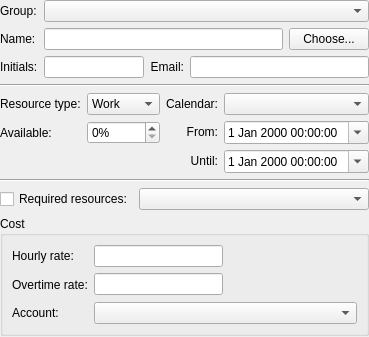
Old version of the form kplato/libs/ui/resourcedialogbase.ui in the repository KDE/calligra.
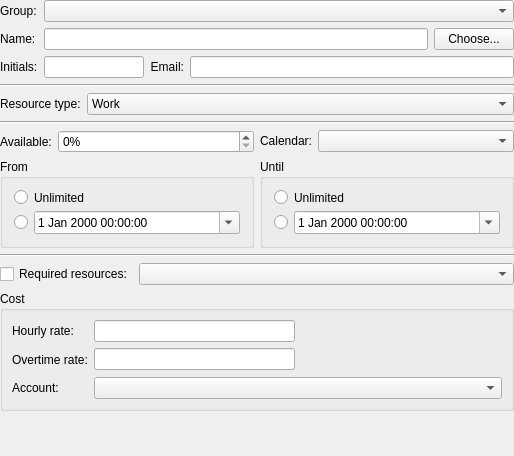
New version of the form. The open tabs and pages were chosen to show the change. Custom widgets are drawn as their Qt base class.

```diff
--- a/kplato/libs/ui/resourcedialogbase.ui
+++ b/kplato/libs/ui/resourcedialogbase.ui
@@ -7,11 +7,11 @@
    <rect>
     <x>0</x>
     <y>0</y>
-    <width>358</width>
-    <height>337</height>
+    <width>514</width>
+    <height>456</height>
    </rect>
   </property>
-  <layout class="QVBoxLayout" name="verticalLayout">
+  <layout class="QVBoxLayout" name="verticalLayout_2">
    <property name="margin">
     <number>0</number>
    </property>
@@ -142,8 +142,8 @@
     </widget>
    </item>
    <item>
-    <layout class="QGridLayout" name="gridLayout">
-     <item row="0" column="0">
+    <layout class="QHBoxLayout" name="horizontalLayout_2">
+     <item>
       <widget class="QLabel" name="textLabel7">
        <property name="sizePolicy">
         <sizepolicy hsizetype="Fixed" vsizetype="Preferred">
@@ -162,7 +162,7 @@
        </property>
       </widget>
      </item>
-     <item row="0" column="1">
+     <item>
       <widget class="QComboBox" name="type">
        <item>
         <property name="text">
@@ -174,31 +174,35 @@
          <string>Material</string>
         </property>
        </item>
-      </widget>
-     </item>
-     <item row="0" column="2">
-      <widget class="QLabel" name="textLabel2">
-       <property name="sizePolicy">
-        <sizepolicy hsizetype="Fixed" vsizetype="Preferred">
-         <horstretch>0</horstretch>
-         <verstretch>0</verstretch>
-        </sizepolicy>
-       </property>
+       <item>
        <property name="text">
-        <string>&lt;p align=&quot;right&quot;&gt;Calendar:&lt;/p&gt;</string>
-       </property>
-       <property name="wordWrap">
-        <bool>false</bool>
-       </property>
-       <property name="buddy">
-        <cstring>calendarList</cstring>
-       </property>
+         <string>Team</string>
+        </property>
+       </item>
       </widget>
      </item>
-     <item row="0" column="3">
-      <widget class="QComboBox" name="calendarList"/>
-     </item>
-     <item row="1" column="0">
+    </layout>
+   </item>
+   <item>
+    <widget class="Line" name="line_3">
+     <property name="orientation">
+      <enum>Qt::Horizontal</enum>
+     </property>
+    </widget>
+   </item>
+   <item>
+    <widget class="QStackedWidget" name="ui_stackedWidget">
+     <property name="currentIndex">
+      <number>1</number>
+     </property>
+     <widget class="QWidget" name="page">
+      <layout class="QVBoxLayout" name="verticalLayout_5">
+       <property name="margin">
+        <number>0</number>
+       </property>
+       <item>
+        <layout class="QGridLayout" name="gridLayout">
+         <item row="0" column="0">
       <widget class="QLabel" name="textLabel3">
        <property name="sizePolicy">
         <sizepolicy hsizetype="Fixed" vsizetype="Preferred">
@@ -217,7 +221,7 @@
        </property>
       </widget>
      </item>
-     <item row="1" column="1">
+         <item row="0" column="1">
       <widget class="QSpinBox" name="units">
        <property name="enabled">
         <bool>true</bool>
@@ -233,10 +237,16 @@
        </property>
       </widget>
      </item>
-     <item row="1" column="2">
-      <widget class="QLabel" name="textLabel1_3">
+         <item row="0" column="2">
+          <widget class="QLabel" name="textLabel2">
+           <property name="sizePolicy">
+            <sizepolicy hsizetype="Fixed" vsizetype="Preferred">
+             <horstretch>0</horstretch>
+             <verstretch>0</verstretch>
+            </sizepolicy>
+           </property>
        <property name="text">
-        <string>&lt;p align=&quot;right&quot;&gt;From:&lt;/p&gt;</string>
+            <string>&lt;p align=&quot;right&quot;&gt;Calendar:&lt;/p&gt;</string>
        </property>
        <property name="wordWrap">
         <bool>false</bool>
@@ -246,27 +256,115 @@
        </property>
       </widget>
      </item>
-     <item row="1" column="3">
+         <item row="0" column="3">
+          <widget class="QComboBox" name="calendarList"/>
+         </item>
+         <item row="1" column="0" colspan="2">
+          <widget class="QGroupBox" name="groupBox_3">
+           <property name="title">
+            <string>From</string>
+           </property>
+           <layout class="QVBoxLayout" name="verticalLayout_4">
+            <item>
+             <layout class="QHBoxLayout" name="horizontalLayout_5">
+              <item>
+               <widget class="QRadioButton" name="radioButton_4">
+                <property name="sizePolicy">
+                 <sizepolicy hsizetype="Fixed" vsizetype="Fixed">
+                  <horstretch>0</horstretch>
+                  <verstretch>0</verstretch>
+                 </sizepolicy>
+                </property>
+                <property name="text">
+                 <string/>
+                </property>
+               </widget>
+              </item>
+              <item>
+               <widget class="QLabel" name="label_2">
+                <property name="text">
+                 <string>Unlimited</string>
+                </property>
+               </widget>
+              </item>
+             </layout>
+            </item>
+            <item>
+             <layout class="QHBoxLayout" name="horizontalLayout_4">
+              <item>
+               <widget class="QRadioButton" name="radioButton_3">
+                <property name="sizePolicy">
+                 <sizepolicy hsizetype="Fixed" vsizetype="Fixed">
+                  <horstretch>0</horstretch>
+                  <verstretch>0</verstretch>
+                 </sizepolicy>
+                </property>
+                <property name="text">
+                 <string/>
+                </property>
+               </widget>
+              </item>
+              <item>
       <widget class="QDateTimeEdit" name="availableFrom">
        <property name="calendarPopup">
         <bool>true</bool>
        </property>
       </widget>
      </item>
-     <item row="2" column="2">
-      <widget class="QLabel" name="textLabel1_3_2">
-       <property name="text">
-        <string>&lt;p align=&quot;right&quot;&gt;Until:&lt;/p&gt;</string>
-       </property>
-       <property name="wordWrap">
+             </layout>
+            </item>
+           </layout>
+          </widget>
+         </item>
+         <item row="1" column="2" colspan="2">
+          <widget class="QGroupBox" name="groupBox_2">
+           <property name="title">
+            <string>Until</string>
+           </property>
+           <property name="flat">
         <bool>false</bool>
        </property>
-       <property name="buddy">
-        <cstring>availableUntil</cstring>
-       </property>
-      </widget>
-     </item>
-     <item row="2" column="3">
+           <layout class="QVBoxLayout" name="verticalLayout_3">
+            <item>
+             <layout class="QHBoxLayout" name="horizontalLayout_6">
+              <item>
+               <widget class="QRadioButton" name="radioButton">
+                <property name="sizePolicy">
+                 <sizepolicy hsizetype="Fixed" vsizetype="Fixed">
+                  <horstretch>0</horstretch>
+                  <verstretch>0</verstretch>
+                 </sizepolicy>
+                </property>
+                <property name="text">
+                 <string/>
+                </property>
+               </widget>
+              </item>
+              <item>
+               <widget class="QLabel" name="label_3">
+                <property name="text">
+                 <string>Unlimited</string>
+                </property>
+               </widget>
+              </item>
+             </layout>
+            </item>
+            <item>
+             <layout class="QHBoxLayout" name="horizontalLayout_3">
+              <item>
+               <widget class="QRadioButton" name="radioButton_2">
+                <property name="sizePolicy">
+                 <sizepolicy hsizetype="Fixed" vsizetype="Fixed">
+                  <horstretch>0</horstretch>
+                  <verstretch>0</verstretch>
+                 </sizepolicy>
+                </property>
+                <property name="text">
+                 <string/>
+                </property>
+               </widget>
+              </item>
+              <item>
       <widget class="QDateTimeEdit" name="availableUntil">
        <property name="calendarPopup">
         <bool>true</bool>
@@ -275,6 +373,11 @@
      </item>
     </layout>
    </item>
+           </layout>
+          </widget>
+         </item>
+        </layout>
+       </item>
    <item>
     <widget class="Line" name="line_2">
      <property name="orientation">
@@ -421,6 +524,33 @@
       </size>
      </property>
     </spacer>
+       </item>
+      </layout>
+     </widget>
+     <widget class="QWidget" name="page_2">
+      <layout class="QVBoxLayout" name="verticalLayout">
+       <property name="margin">
+        <number>0</number>
+       </property>
+       <item>
+        <widget class="QTreeView" name="ui_teamView">
+         <property name="rootIsDecorated">
+          <bool>false</bool>
+         </property>
+         <property name="itemsExpandable">
+          <bool>false</bool>
+         </property>
+         <property name="sortingEnabled">
+          <bool>true</bool>
+         </property>
+         <property name="expandsOnDoubleClick">
+          <bool>false</bool>
+         </property>
+        </widget>
+       </item>
+      </layout>
+     </widget>
+    </widget>
    </item>
   </layout>
  </widget>
```
Left out of the diff: 2 changed lines with no effect on the pictures. Lines whose indentation alone changed are shown as unchanged.
